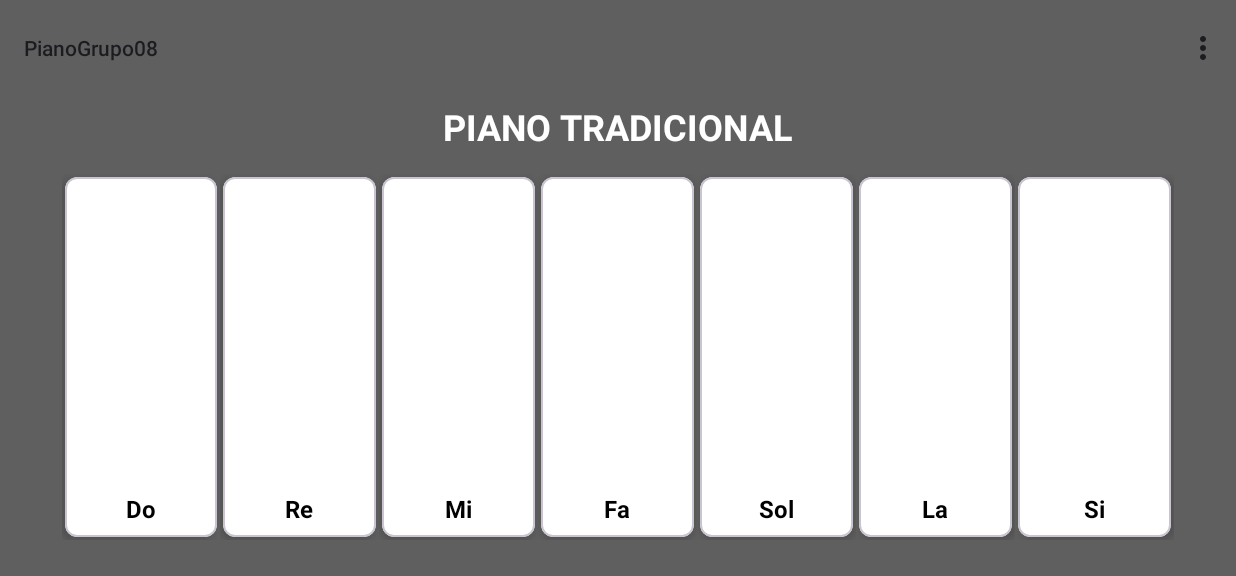
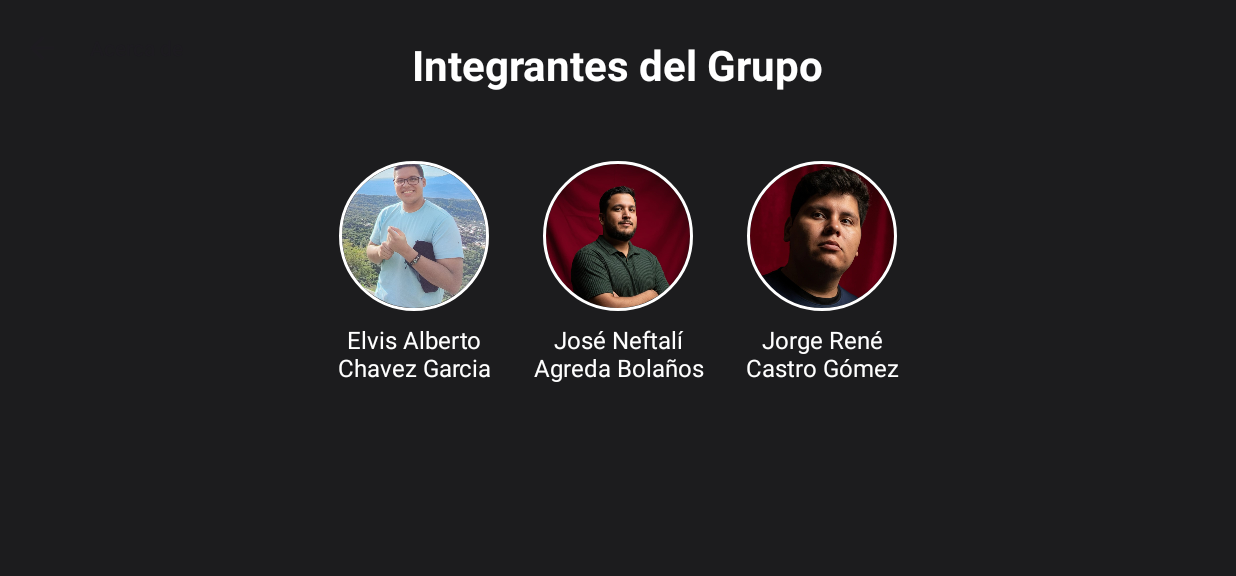
Before and after one commit to GeForce1818/PianoGrupo08, an Android app: the screen it shows after launch (MainActivity before the commit, AcercaDeActivity after it), in the options menu, after a tap on "Acerca de...", on a phone screen of 824 x 412 dp (held sideways). Shown: the top 576 px of the screen. Run offline under Robolectric (Android 15) with nearby library versions, the phone set to English and light mode, and no system bars; our stand-ins replace CircleImageView.

Commit message:
Se agregaron las funcion de la actividad Acerca de..

```diff
--- a/app/build.gradle
+++ b/app/build.gradle
@@ -37,4 +37,6 @@ dependencies {
     testImplementation libs.junit
     androidTestImplementation libs.ext.junit
     androidTestImplementation libs.espresso.core
+    implementation libs.circleimageview
+
 }
--- /dev/null
+++ b/app/src/main/java/sv/edu/catolica/pianogrupo08/AcercaDeActivity.java
@@ -0,0 +1,44 @@
+package sv.edu.catolica.pianogrupo08;
+
+import android.os.Bundle;
+
+import androidx.activity.EdgeToEdge;
+import androidx.appcompat.app.AppCompatActivity;
+import androidx.core.graphics.Insets;
+import androidx.core.view.ViewCompat;
+import androidx.core.view.WindowInsetsCompat;
+
+public class AcercaDeActivity extends AppCompatActivity {
+
+    @Override
+    protected void onCreate(Bundle savedInstanceState) {
+        super.onCreate(savedInstanceState);
+        EdgeToEdge.enable(this);
+        setContentView(R.layout.activity_acerca_de);
+
+        ViewCompat.setOnApplyWindowInsetsListener(findViewById(R.id.main), (v, insets) -> {
+            Insets systemBars = insets.getInsets(WindowInsetsCompat.Type.systemBars());
+            v.setPadding(systemBars.left, systemBars.top, systemBars.right, systemBars.bottom);
+            return insets;
+        });
+
+
+
+        setContentView(R.layout.activity_acerca_de);
+
+
+        if (getSupportActionBar() != null) {
+            getSupportActionBar().setDisplayHomeAsUpEnabled(true);
+            getSupportActionBar().setTitle("Acerca de");
+        }
+
+    }
+
+
+    @Override
+    public boolean onSupportNavigateUp() {
+        onBackPressed();
+        return true;
+    }
+
+}
--- a/app/src/main/java/sv/edu/catolica/pianogrupo08/MainActivity.java
+++ b/app/src/main/java/sv/edu/catolica/pianogrupo08/MainActivity.java
@@ -1,6 +1,5 @@
 package sv.edu.catolica.pianogrupo08;
 
-// ----- IMPORTACIONES ACTUALIZADAS -----
 import android.content.DialogInterface;
 import android.content.Intent;
 import android.media.AudioAttributes;
@@ -25,7 +24,6 @@ import com.google.android.material.card.MaterialCardView;
 
 public class MainActivity extends AppCompatActivity {
 
-    // ----- PASO 1: REEMPLAZAR MEDIAPLAYER CON SOUNDPOOL -----
     private SoundPool soundPool;
     private SparseIntArray soundMap;
     private boolean soundsLoaded = false;
@@ -42,37 +40,28 @@ public class MainActivity extends AppCompatActivity {
         });
 
         setupPianoKeys();
-
-        // ----- PASO 2: INICIALIZAR SOUNDPOOL Y CARGAR LOS SONIDOS -----
         initializeSoundPool();
     }
 
     private void initializeSoundPool() {
-        // Configura los atributos de audio para baja latencia (ideal para juegos y apps interactivas)
         AudioAttributes audioAttributes = new AudioAttributes.Builder()
                 .setUsage(AudioAttributes.USAGE_GAME)
                 .setContentType(AudioAttributes.CONTENT_TYPE_SONIFICATION)
                 .build();
 
-        // Inicializa el SoundPool
-        // setMaxStreams(7) permite que las 7 notas suenen simultáneamente si se tocan muy rápido
         soundPool = new SoundPool.Builder()
                 .setMaxStreams(7)
                 .setAudioAttributes(audioAttributes)
                 .build();
 
-        // Espera a que los sonidos se carguen para evitar errores
         soundPool.setOnLoadCompleteListener((sp, sampleId, status) -> {
             if (status == 0) {
-                // Si el sonido se cargó correctamente, marcamos que estamos listos
-                // Para una app simple, podemos asumir que todos se cargarán bien.
                 soundsLoaded = true;
             } else {
                 Toast.makeText(MainActivity.this, "Error al cargar un sonido", Toast.LENGTH_SHORT).show();
             }
         });
 
-        // Crea un mapa para asociar los recursos (R.raw.nota_do) con un ID de SoundPool
         soundMap = new SparseIntArray();
         soundMap.put(R.raw.nota_do, soundPool.load(this, R.raw.nota_do, 1));
         soundMap.put(R.raw.nota_re, soundPool.load(this, R.raw.nota_re, 1));
@@ -85,49 +74,42 @@ public class MainActivity extends AppCompatActivity {
 
 
     private void setupPianoKeys() {
-        // Tecla Do
         MaterialCardView teclaDo = findViewById(R.id.tecla_Do);
         teclaDo.setOnClickListener(v -> {
             animateKeyPress(v);
             playSound(R.raw.nota_do, "Do");
         });
 
-        // Tecla Re
         MaterialCardView teclaRe = findViewById(R.id.tecla_Re);
         teclaRe.setOnClickListener(v -> {
             animateKeyPress(v);
             playSound(R.raw.nota_re, "Re");
         });
 
-        // Tecla Mi
         MaterialCardView teclaMi = findViewById(R.id.tecla_Mi);
         teclaMi.setOnClickListener(v -> {
             animateKeyPress(v);
             playSound(R.raw.nota_mi, "Mi");
         });
 
-        // Tecla Fa
         MaterialCardView teclaFa = findViewById(R.id.tecla_Fa);
         teclaFa.setOnClickListener(v -> {
             animateKeyPress(v);
             playSound(R.raw.nota_fa, "Fa");
         });
 
-        // Tecla Sol
         MaterialCardView teclaSol = findViewById(R.id.tecla_Sol);
         teclaSol.setOnClickListener(v -> {
             animateKeyPress(v);
             playSound(R.raw.nota_sol, "Sol");
         });
 
-        // Tecla La
         MaterialCardView teclaLa = findViewById(R.id.tecla_La);
         teclaLa.setOnClickListener(v -> {
             animateKeyPress(v);
             playSound(R.raw.nota_la, "La");
         });
 
-        // Tecla Si
         MaterialCardView teclaSi = findViewById(R.id.tecla_Si);
         teclaSi.setOnClickListener(v -> {
             animateKeyPress(v);
@@ -141,20 +123,16 @@ public class MainActivity extends AppCompatActivity {
         });
     }
 
-    // ----- PASO 3: REEMPLAZAR EL MÉTODO playSound -----
     private void playSound(int soundResource, String noteName) {
         if (soundsLoaded) {
             int soundId = soundMap.get(soundResource);
-            // Parámetros: soundID, leftVolume, rightVolume, priority, loop, rate
             soundPool.play(soundId, 1.0f, 1.0f, 1, 0, 1.0f);
             Toast.makeText(this, "Nota: " + noteName, Toast.LENGTH_SHORT).show();
         } else {
-            // Este mensaje solo debería aparecer si se toca una tecla antes de que los sonidos carguen
             Toast.makeText(this, "Sonidos aún no cargados", Toast.LENGTH_SHORT).show();
         }
     }
 
-    // ----- PASO 4: ACTUALIZAR onDestroy y exitApp PARA LIBERAR SOUNDPOOL -----
     @Override
     protected void onDestroy() {
         super.onDestroy();
@@ -163,8 +141,6 @@ public class MainActivity extends AppCompatActivity {
             soundPool = null;
         }
     }
-
-    // (El resto de tus métodos de menú permanecen igual)
 
     @Override
     public boolean onCreateOptionsMenu(Menu menu) {
@@ -181,8 +157,8 @@ public class MainActivity extends AppCompatActivity {
             showChangePianoDialog();
             return true;
         } else if (itemId == R.id.action_about) {
-            // Intent intent = new Intent(this, AboutActivity.class);
-            // startActivity(intent);
+            Intent intent = new Intent(this, AcercaDeActivity.class);
+            startActivity(intent);
             return true;
         } else if (itemId == R.id.action_exit) {
             exitApp();
@@ -200,14 +176,11 @@ public class MainActivity extends AppCompatActivity {
         builder.setItems(pianoTypes, (dialog, which) -> {
             String selectedPiano = pianoTypes[which];
             Toast.makeText(MainActivity.this, "Cambiando a: " + selectedPiano, Toast.LENGTH_SHORT).show();
-            // Aquí iría la lógica para cambiar los sonidos,
-            // por ejemplo, podrías volver a llamar a initializeSoundPool con otros archivos de sonido.
         });
         builder.show();
     }
 
     private void exitApp() {
-        // Libera los recursos de SoundPool antes de cerrar
         if (soundPool != null) {
             soundPool.release();
             soundPool = null;
--- /dev/null
+++ b/app/src/main/res/layout/activity_acerca_de.xml
@@ -0,0 +1,113 @@
+<?xml version="1.0" encoding="utf-8"?>
+<ScrollView xmlns:android="http://schemas.android.com/apk/res/android"
+    xmlns:app="http://schemas.android.com/apk/res-auto"
+    xmlns:tools="http://schemas.android.com/tools"
+    android:id="@+id/main"
+    android:layout_width="match_parent"
+    android:layout_height="match_parent"
+    android:background="#1C1C1E"
+    tools:context=".AcercaDeActivity">
+
+    <LinearLayout
+        android:layout_width="match_parent"
+        android:layout_height="wrap_content"
+        android:orientation="vertical"
+        android:gravity="center_horizontal"
+        android:padding="24dp">
+
+        <TextView
+            android:layout_width="wrap_content"
+            android:layout_height="wrap_content"
+            android:text="Integrantes del Grupo"
+            android:textSize="28sp"
+            android:textColor="@android:color/white"
+            android:textStyle="bold"
+            android:layout_marginBottom="32dp"/>
+
+        <!-- Contenedor principal para los integrantes, en HORIZONTAL -->
+        <LinearLayout
+            android:layout_width="wrap_content"
+            android:layout_height="176dp"
+            android:gravity="center_vertical"
+            android:orientation="horizontal">
+
+            <!-- Integrante 1 (en su propio contenedor vertical) -->
+            <LinearLayout
+                android:layout_width="wrap_content"
+                android:layout_height="wrap_content"
+                android:layout_marginEnd="16dp"
+                android:gravity="center_horizontal"
+                android:orientation="vertical">
+
+                <de.hdodenhof.circleimageview.CircleImageView
+                    android:id="@+id/imagen_integrante1"
+                    android:layout_width="100dp"
+                    android:layout_height="100dp"
+                    android:src="@drawable/foto_elvis"
+                    app:civ_border_color="#FFFFFF"
+                    app:civ_border_width="2dp" />
+
+                <TextView
+                    android:layout_width="120dp"
+                    android:layout_height="wrap_content"
+                    android:layout_marginTop="8dp"
+                    android:gravity="center"
+                    android:text="Elvis Alberto Chavez Garcia"
+                    android:textColor="@android:color/white"
+                    android:textSize="16sp" />
+            </LinearLayout>
+
+            <!-- Integrante 2 (en su propio contenedor vertical) -->
+            <LinearLayout
+                android:layout_width="wrap_content"
+                android:layout_height="wrap_content"
+                android:layout_marginEnd="16dp"
+                android:gravity="center_horizontal"
+                android:orientation="vertical">
+
+                <de.hdodenhof.circleimageview.CircleImageView
+                    android:id="@+id/imagen_integrante2"
+                    android:layout_width="100dp"
+                    android:layout_height="100dp"
+                    android:src="@drawable/foto_jose"
+                    app:civ_border_color="#FFFFFF"
+                    app:civ_border_width="2dp" />
+
+                <TextView
+                    android:layout_width="120dp"
+                    android:layout_height="wrap_content"
+                    android:layout_marginTop="8dp"
+                    android:gravity="center"
+                    android:text="José Neftalí Agreda Bolaños"
+                    android:textColor="@android:color/white"
+                    android:textSize="16sp" />
+            </LinearLayout>
+
+            <!-- Integrante 3 (Añade más aquí si es necesario) -->
+            <LinearLayout
+                android:layout_width="wrap_content"
+                android:layout_height="wrap_content"
+                android:gravity="center_horizontal"
+                android:orientation="vertical">
+
+                <de.hdodenhof.circleimageview.CircleImageView
+                    android:id="@+id/imagen_integrante3"
+                    android:layout_width="100dp"
+                    android:layout_height="100dp"
+                    android:src="@drawable/foto_jorge"
+                    app:civ_border_color="#FFFFFF"
+                    app:civ_border_width="2dp" />
+
+                <TextView
+                    android:layout_width="120dp"
+                    android:layout_height="wrap_content"
+                    android:layout_marginTop="8dp"
+                    android:gravity="center"
+                    android:text="Jorge René Castro Gómez"
+                    android:textColor="@android:color/white"
+                    android:textSize="16sp" />
+            </LinearLayout>
+
+        </LinearLayout>
+    </LinearLayout>
+</ScrollView>
--- a/gradle/libs.versions.toml
+++ b/gradle/libs.versions.toml
@@ -1,5 +1,6 @@
 [versions]
 agp = "8.11.2"
+circleimageview = "3.1.0"
 junit = "4.13.2"
 junitVersion = "1.3.0"
 espressoCore = "3.7.0"
@@ -10,6 +11,7 @@ constraintlayout = "2.2.1"
 
 
 [libraries]
+circleimageview = { module = "de.hdodenhof:circleimageview", version.ref = "circleimageview" }
 junit = { group = "junit", name = "junit", version.ref = "junit" }
 ext-junit = { group = "androidx.test.ext", name = "junit", version.ref = "junitVersion" }
 espresso-core = { group = "androidx.test.espresso", name = "espresso-core", version.ref = "espressoCore" }
```
Also changed, not shown: app/src/main/AndroidManifest.xml (+6 -2 lines), app/src/main/res/drawable/foto_elvis.jpg (added), app/src/main/res/drawable/foto_jorge.jpg (added), app/src/main/res/drawable/foto_jose.jpg (added).
